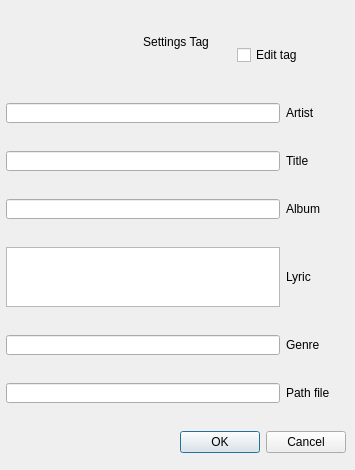
Above: app/dtagmusic.ui from dmushynska/uamp before the change. Below: the same form after it.
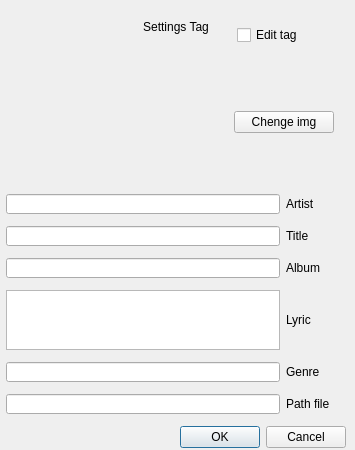
That is the form after the change.

Diff of the .ui file:
```diff
--- a/app/dtagmusic.ui
+++ b/app/dtagmusic.ui
@@ -7,7 +7,7 @@
     <x>0</x>
     <y>0</y>
     <width>355</width>
-    <height>470</height>
+    <height>450</height>
    </rect>
   </property>
   <property name="sizePolicy">
@@ -19,13 +19,13 @@
   <property name="minimumSize">
    <size>
     <width>355</width>
-    <height>470</height>
+    <height>450</height>
    </size>
   </property>
   <property name="maximumSize">
    <size>
     <width>355</width>
-    <height>470</height>
+    <height>450</height>
    </size>
   </property>
   <property name="windowTitle">
@@ -35,15 +35,12 @@
    <property name="geometry">
     <rect>
      <x>6</x>
-     <y>13</y>
+     <y>14</y>
      <width>340</width>
-     <height>465</height>
+     <height>446</height>
     </rect>
    </property>
    <layout class="QVBoxLayout" name="verticalLayout">
-    <property name="sizeConstraint">
-     <enum>QLayout::SetDefaultConstraint</enum>
-    </property>
     <item>
      <layout class="QHBoxLayout" name="horizontalLayout_3">
       <item>
@@ -64,7 +61,7 @@
         <property name="maximumSize">
          <size>
           <width>16777215</width>
-          <height>40</height>
+          <height>30</height>
          </size>
         </property>
         <property name="text">
@@ -86,7 +83,7 @@
         <property name="maximumSize">
          <size>
           <width>16777215</width>
-          <height>40</height>
+          <height>30</height>
          </size>
         </property>
         <property name="text">
@@ -96,6 +93,57 @@
       </item>
      </layout>
     </item>
+    <item>
+     <layout class="QHBoxLayout" name="horizontalLayout_8">
+      <item>
+       <widget class="QLabel" name="m_Img">
+        <property name="minimumSize">
+         <size>
+          <width>200</width>
+          <height>120</height>
+         </size>
+        </property>
+        <property name="maximumSize">
+         <size>
+          <width>200</width>
+          <height>120</height>
+         </size>
+        </property>
+        <property name="layoutDirection">
+         <enum>Qt::LeftToRight</enum>
+        </property>
+        <property name="autoFillBackground">
+         <bool>false</bool>
+        </property>
+        <property name="text">
+         <string/>
+        </property>
+        <property name="alignment">
+         <set>Qt::AlignCenter</set>
+        </property>
+       </widget>
+      </item>
+      <item>
+       <widget class="QPushButton" name="ButtonChengeImg">
+        <property name="minimumSize">
+         <size>
+          <width>100</width>
+          <height>0</height>
+         </size>
+        </property>
+        <property name="maximumSize">
+         <size>
+          <width>100</width>
+          <height>16777215</height>
+         </size>
+        </property>
+        <property name="text">
+         <string>Chenge img</string>
+        </property>
+       </widget>
+      </item>
+     </layout>
+    </item>
     <item>
      <layout class="QHBoxLayout" name="horizontalLayout">
       <item>
```
